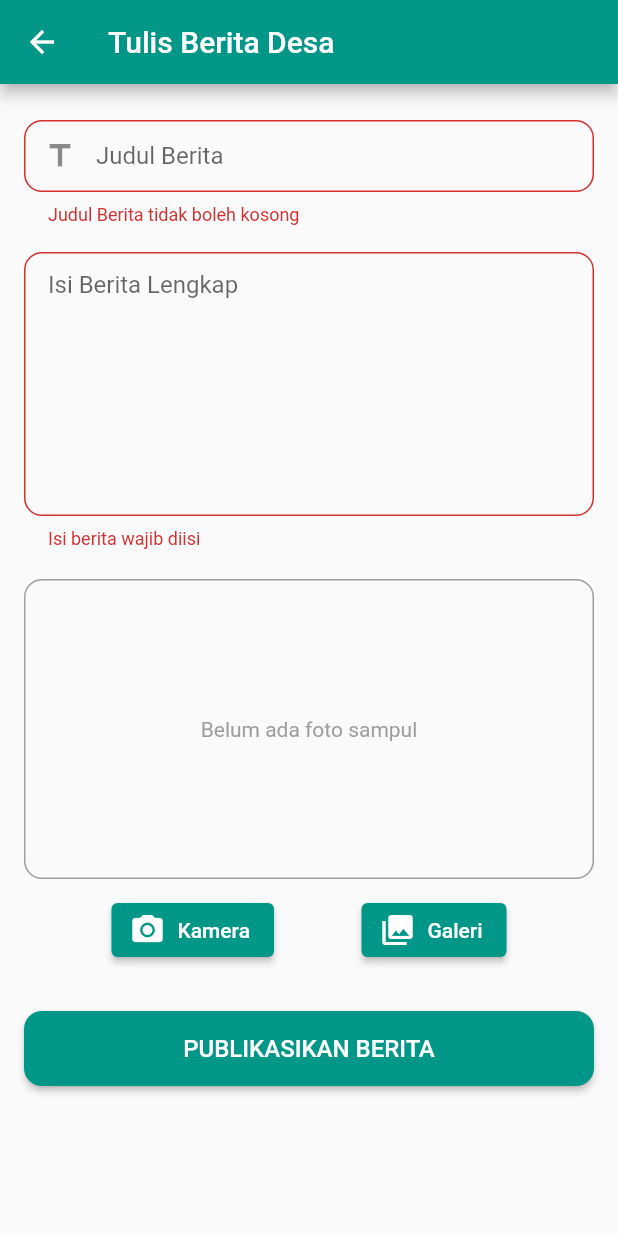
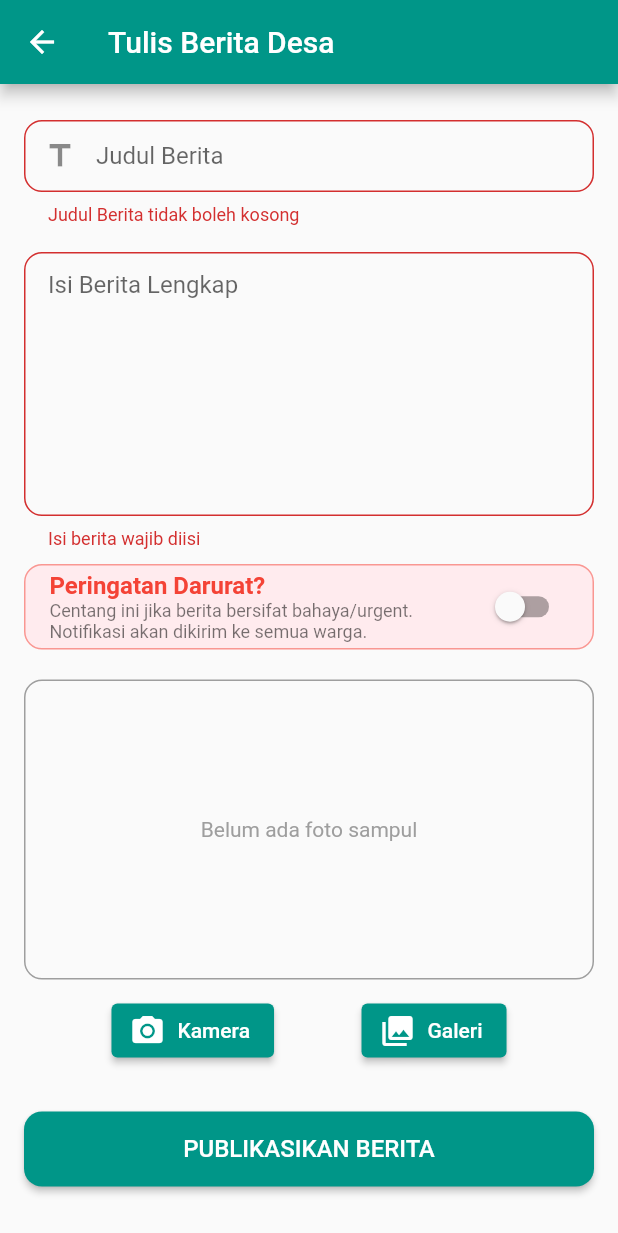
Before and after one commit to revania29/mobileapp_laporbalongmojo, a Flutter app: the FormBeritaScreen screen opened by its route, after a tap on "PUBLIKASIKAN BERITA", on a phone screen of 412 x 824 dp. Shown: the top 1233 px of the screen. Run offline on Flutter 3.47's test engine with Material 3 defaults, Android fonts, the phone set to English and light mode, and no system bars; our stand-ins replace firebase_core, firebase_messaging, flutter_local_notifications, flutter_secure_storage, image_picker, shared_preferences; accounts and stored records are empty.

Commit message:
Frontend FCM Service & Emergency Switch UI

```diff
--- a/lapor_balongmojo/lib/providers/berita_provider.dart
+++ b/lapor_balongmojo/lib/providers/berita_provider.dart
@@ -12,11 +12,11 @@ class BeritaProvider with ChangeNotifier {
   bool get isLoading => _isLoading;
   List<BeritaModel> get listBerita => _listBerita;
 
-  Future<void> postBerita(String judul, String isi, File image) async {
+  Future<void> postBerita(String judul, String isi, File image, bool isDarurat) async {
     _isLoading = true;
     notifyListeners();
     try {
-      await _apiService.postBerita(judul, isi, image);
+      await _apiService.postBerita(judul, isi, image, isDarurat);
       await fetchBerita();
     } catch (e) {
       debugPrint("Error post berita: $e");
--- a/lapor_balongmojo/lib/screens/perangkat/form_berita_screen.dart
+++ b/lapor_balongmojo/lib/screens/perangkat/form_berita_screen.dart
@@ -19,6 +19,7 @@ class _FormBeritaScreenState extends State<FormBeritaScreen> {
   final _isiController = TextEditingController();
 
   File? _selectedImage;
+  bool _isDarurat = false;
 
   Future<void> _pickImage(ImageSource source) async {
     final returnedImage = await ImagePicker().pickImage(source: source);
@@ -43,13 +44,14 @@ class _FormBeritaScreenState extends State<FormBeritaScreen> {
         _judulController.text,
         _isiController.text,
         _selectedImage!,
+        _isDarurat,
       );
 
       if (!mounted) return;
       ScaffoldMessenger.of(context).showSnackBar(
         const SnackBar(content: Text('Berita Berhasil Dipublikasikan!')),
       );
-      Navigator.of(context).pop(); // Kembali ke Dashboard
+      Navigator.of(context).pop();
     } catch (e) {
       if (!mounted) return;
       ScaffoldMessenger.of(context).showSnackBar(
@@ -91,9 +93,36 @@ class _FormBeritaScreenState extends State<FormBeritaScreen> {
                 ),
                 validator: (val) => val!.isEmpty ? 'Isi berita wajib diisi' : null,
               ),
+              const SizedBox(height: 10),
+
+              Container(
+                decoration: BoxDecoration(
+                  color: Colors.red[50],
+                  border: Border.all(color: Colors.red.withOpacity(0.5)),
+                  borderRadius: BorderRadius.circular(12),
+                ),
+                child: SwitchListTile(
+                  title: const Text(
+                    "Peringatan Darurat?",
+                    style: TextStyle(fontWeight: FontWeight.bold, color: Colors.red)
+                  ),
+                  subtitle: const Text(
+                    "Centang ini jika berita bersifat bahaya/urgent. Notifikasi akan dikirim ke semua warga.",
+                    style: TextStyle(fontSize: 12)
+                  ),
+                  value: _isDarurat,
+                  activeColor: Colors.red,
+                  onChanged: (val) {
+                    setState(() {
+                      _isDarurat = val;
+                    });
+                  },
+                ),
+              ),
+              // -----------------------------------------
+
               const SizedBox(height: 20),
 
-              // Preview Gambar
               Container(
                 height: 200,
                 decoration: BoxDecoration(
--- a/lapor_balongmojo/lib/services/api_service.dart
+++ b/lapor_balongmojo/lib/services/api_service.dart
@@ -9,7 +9,6 @@ import 'package:path/path.dart';
 
 class ApiService {
   static const String _baseUrl = 'http://10.0.2.2:3000';
-
   static const String publicBaseUrl = _baseUrl;
 
   final SecureStorageService _storageService = SecureStorageService();
@@ -140,7 +139,7 @@ class ApiService {
     }
   }
 
-  Future<void> postBerita(String judul, String isi, File imageFile) async {
+  Future<void> postBerita(String judul, String isi, File imageFile, bool isDarurat) async {
     final uri = Uri.parse('$_baseUrl/berita');
     final token = await _storageService.readToken();
 
@@ -148,6 +147,7 @@ class ApiService {
     request.headers['Authorization'] = 'Bearer $token';
     request.fields['judul'] = judul;
     request.fields['isi'] = isi;
+    request.fields['is_darurat'] = isDarurat.toString();
 
     request.files.add(
       await http.MultipartFile.fromPath(
@@ -183,6 +183,7 @@ class ApiService {
       throw Exception('Gagal mengambil berita');
     }
   }
+
   Future<Map<String, dynamic>> getStatistik() async {
     final uri = Uri.parse('$_baseUrl/laporan/stats');
     final headers = await _getAuthHeaders();
```
Also changed, not shown: lapor_balongmojo/lib/main.dart (+5 -5 lines), lapor_balongmojo/lib/services/fcm_service.dart (added, +58 -0 lines), 1 other file.
